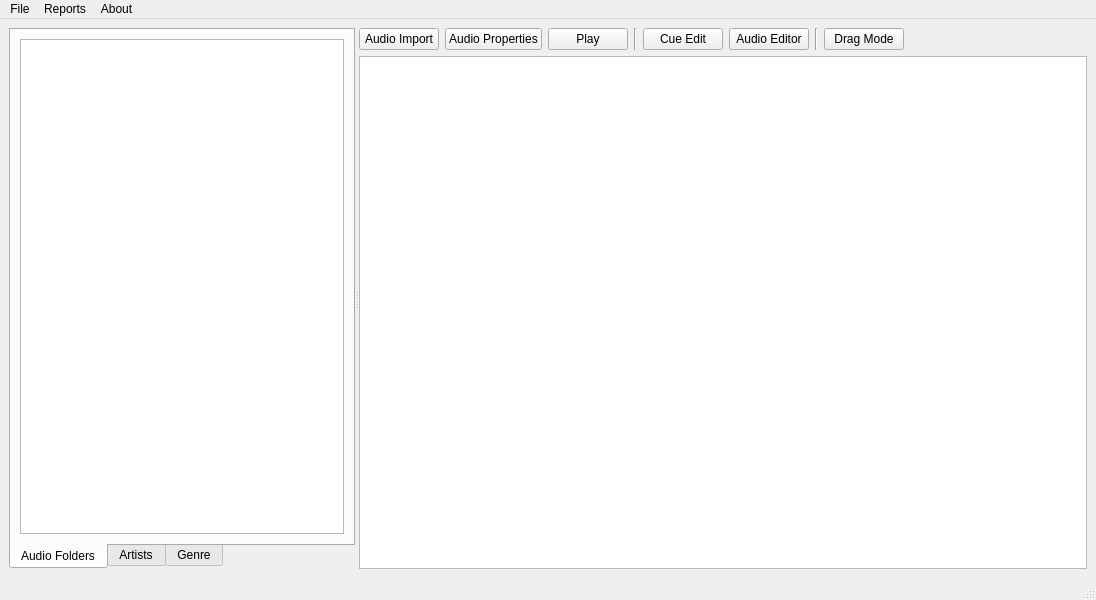
This is rave/AudioExplorer/mainwindow.ui in pgathogo/raven as Qt 5 draws it before an edit. The edited form follows.
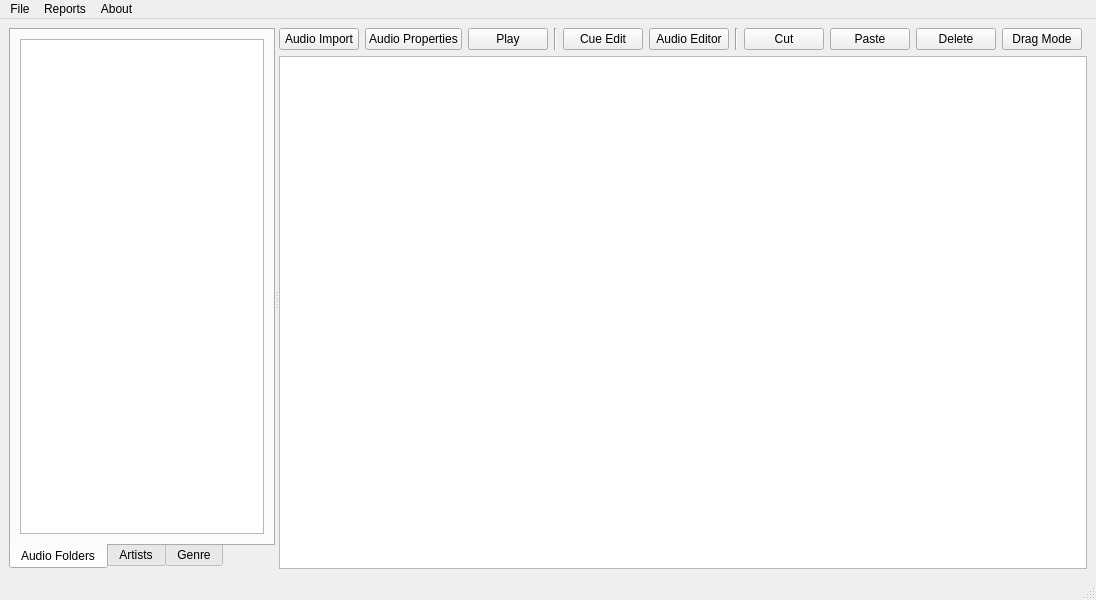
This is the edited form. The open tabs and pages were chosen to show the change.

```diff
--- a/rave/AudioExplorer/mainwindow.ui
+++ b/rave/AudioExplorer/mainwindow.ui
@@ -172,10 +172,34 @@
            </widget>
           </item>
           <item>
-           <widget class="QPushButton" name="pushButton_6">
+           <widget class="QPushButton" name="btnCut">
+            <property name="text">
+             <string>Cut</string>
+            </property>
+           </widget>
+          </item>
+          <item>
+           <widget class="QPushButton" name="btnPaste">
+            <property name="text">
+             <string>Paste</string>
+            </property>
+           </widget>
+          </item>
+          <item>
+           <widget class="QPushButton" name="btnDelete">
+            <property name="text">
+             <string>Delete</string>
+            </property>
+           </widget>
+          </item>
+          <item>
+           <widget class="QPushButton" name="btnDragMode">
             <property name="text">
              <string>Drag Mode</string>
             </property>
+            <property name="checkable">
+             <bool>true</bool>
+            </property>
            </widget>
           </item>
           <item>
```
Left out of the diff: 7 changed lines with no effect on the pictures.
